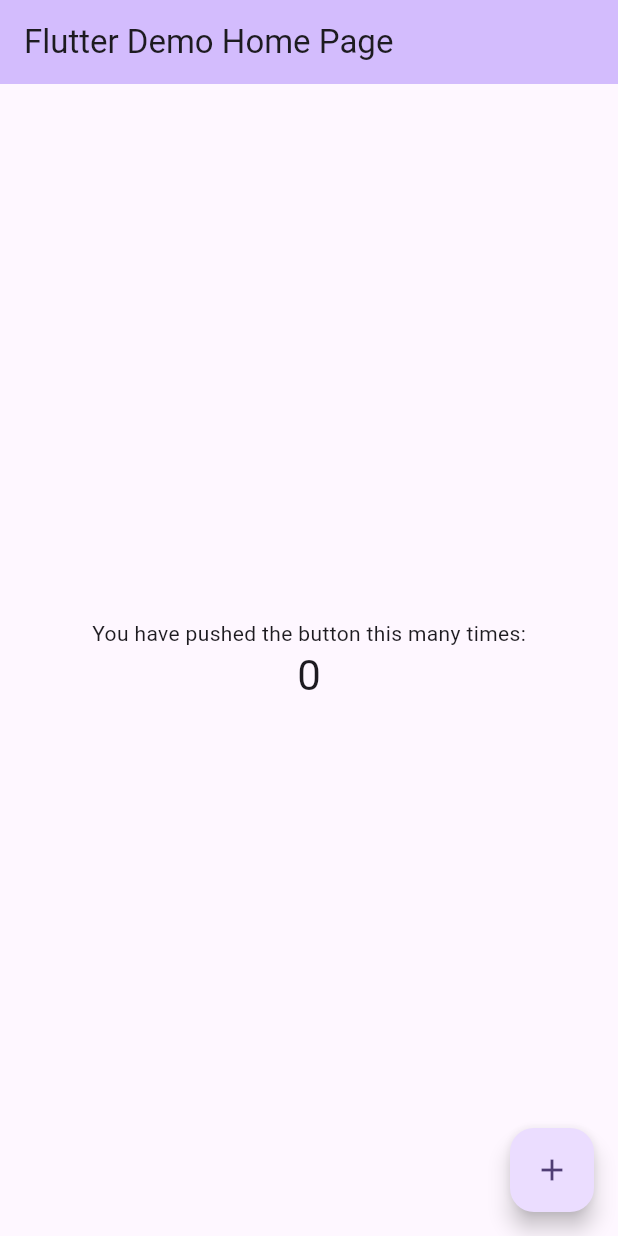
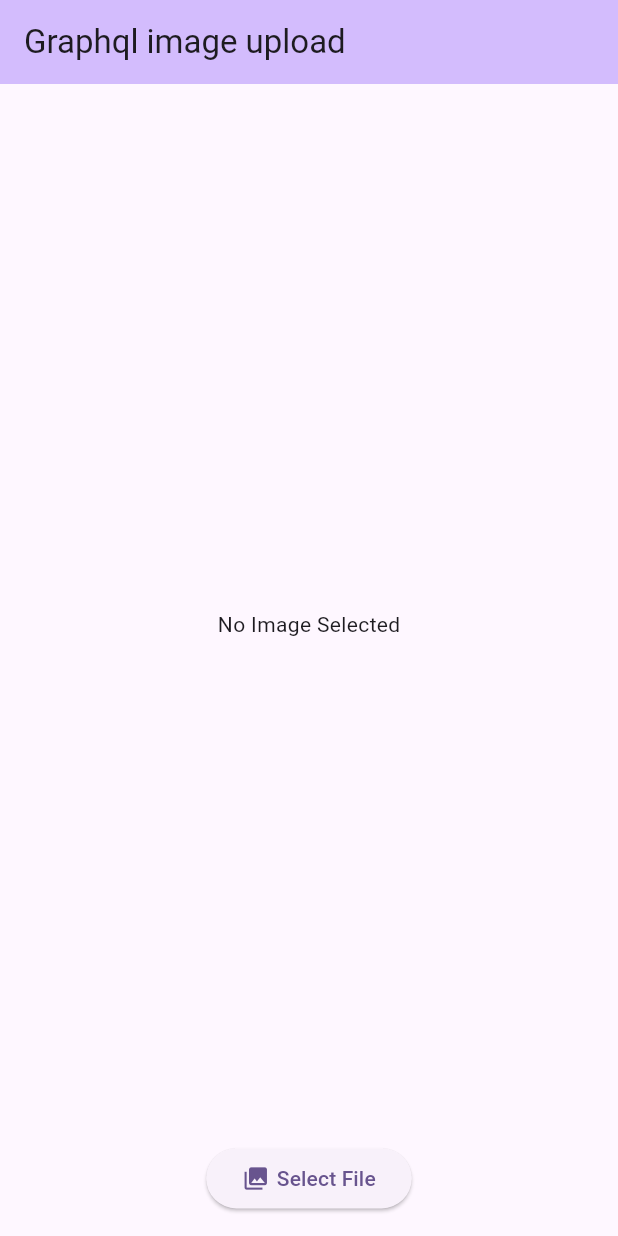
Before and after one commit to chechAI/flutter_graphql_upload, a Flutter app: the screen it shows after launch, on a phone screen of 412 x 824 dp. Run offline on Flutter 3.47's test engine with Material 3 defaults, Android fonts, the phone set to English and light mode, and no system bars; our stand-ins replace flutter_dotenv, graphql_flutter, image_picker.

Commit message:
chore: image selection widget

```diff
--- a/lib/main.dart
+++ b/lib/main.dart
@@ -1,8 +1,50 @@
+import 'dart:io';
 import 'package:flutter/material.dart';
 import 'package:flutter_dotenv/flutter_dotenv.dart';
 import 'package:graphql_flutter/graphql_flutter.dart';
+import "package:http/http.dart" show MultipartFile;
+import "package:http_parser/http_parser.dart" show MediaType;
+import 'package:image_picker/image_picker.dart';
 
-void main() async{
+const createAssets = r'''
+      mutation CreateAssets($input: [CreateAssetInput!]!) {
+          createAssets(input: $input) {
+              ... on Asset {
+                  id
+                  createdAt
+                  updatedAt
+                  name
+                  fileSize
+                  mimeType
+                  type
+                  preview
+                  source
+                  width
+                  height
+                  focalPoint {
+                      x
+                      y
+                  }
+                  tags {
+                      id
+                      value
+
+                  }
+              }
+              ... on ErrorResult {
+                  message
+              }
+          }
+      }
+  ''';
+
+const uploadImage = r"""
+    mutation($file: Upload!) {
+      upload(file: $file)
+    }
+""";
+
+void main() async {
   await dotenv.load(fileName: ".env");
   runApp(const MyApp());
 }
@@ -10,12 +52,8 @@ void main() async{
 class MyApp extends StatelessWidget {
   const MyApp({super.key});
 
-
-
-  // This widget is the root of your application.
   @override
   Widget build(BuildContext context) {
-
     final httpLink = HttpLink(
       dotenv.env['ADMIN_API']!,
     );
@@ -30,118 +68,144 @@ class MyApp extends StatelessWidget {
     return MaterialApp(
       title: 'Flutter Demo',
       theme: ThemeData(
-        // This is the theme of your application.
-        //
-        // TRY THIS: Try running your application with "flutter run". You'll see
-        // the application has a blue toolbar. Then, without quitting the app,
-        // try changing the seedColor in the colorScheme below to Colors.green
-        // and then invoke "hot reload" (save your changes or press the "hot
-        // reload" button in a Flutter-supported IDE, or press "r" if you used
-        // the command line to start the app).
-        //
-        // Notice that the counter didn't reset back to zero; the application
-        // state is not lost during the reload. To reset the state, use hot
-        // restart instead.
-        //
-        // This works for code too, not just values: Most code changes can be
-        // tested with just a hot reload.
         colorScheme: ColorScheme.fromSeed(seedColor: Colors.deepPurple),
         useMaterial3: true,
       ),
       home: GraphQLProvider(
         client: client,
         child: const Scaffold(
-          body: MyHomePage(title: 'Flutter Demo Home Page'),
-          ),
+          body: MyHomePage(title: 'Graphql image upload'),
         ),
+      ),
     );
   }
 }
 
 class MyHomePage extends StatefulWidget {
   const MyHomePage({super.key, required this.title});
-
-  // This widget is the home page of your application. It is stateful, meaning
-  // that it has a State object (defined below) that contains fields that affect
-  // how it looks.
-
-  // This class is the configuration for the state. It holds the values (in this
-  // case the title) provided by the parent (in this case the App widget) and
-  // used by the build method of the State. Fields in a Widget subclass are
-  // always marked "final".
-
   final String title;
-
   @override
   State<MyHomePage> createState() => _MyHomePageState();
 }
 
 class _MyHomePageState extends State<MyHomePage> {
-  int _counter = 0;
+  File? _image;
+  bool _uploadInProgress = false;
 
-  void _incrementCounter() {
+  _uploadImage(BuildContext context) async {
     setState(() {
-      // This call to setState tells the Flutter framework that something has
-      // changed in this State, which causes it to rerun the build method below
-      // so that the display can reflect the updated values. If we changed
-      // _counter without calling setState(), then the build method would not be
-      // called again, and so nothing would appear to happen.
-      _counter++;
+      _uploadInProgress = true;
+    });
+
+    var byteData = _image!.readAsBytesSync();
+
+    var multipartFile = MultipartFile.fromBytes(
+      'photo',
+      byteData,
+      filename: '${DateTime.now().second}.jpg',
+      contentType: MediaType("image", "jpg"),
+    );
+
+    var files = [multipartFile];
+    final input = files.map((file) => {"file": file, "tags": 'zzz'}).toList();
+    print('input: $input');
+
+    var opts = MutationOptions(
+        fetchPolicy: FetchPolicy.noCache,
+        document: gql(createAssets),
+        variables: {
+          "input": input,
+        });
+
+    var client = GraphQLProvider.of(context).value;
+    var results = await client.mutate(opts);
+
+    setState(() {
+      _uploadInProgress = false;
+    });
+
+    var message = results.hasException
+        ? results.exception!.graphqlErrors.join(", ")
+        : "Image was uploaded successfully!";
+    print(message);
+    // final snackBar = SnackBar(content: Text(message));
+    // Scaffold.of(context).showSnackBar(snackBar);
+  }
+
+  final ImagePicker _picker = ImagePicker();
+
+  Future selectImage() async {
+    var image = await _picker.pickImage(source: ImageSource.gallery);
+    setState(() {
+      _image = File(image!.path);
+      print('image: $_image');
     });
   }
 
   @override
   Widget build(BuildContext context) {
-    // This method is rerun every time setState is called, for instance as done
-    // by the _incrementCounter method above.
-    //
-    // The Flutter framework has been optimized to make rerunning build methods
-    // fast, so that you can just rebuild anything that needs updating rather
-    // than having to individually change instances of widgets.
     return Scaffold(
       appBar: AppBar(
-        // TRY THIS: Try changing the color here to a specific color (to
-        // Colors.amber, perhaps?) and trigger a hot reload to see the AppBar
-        // change color while the other colors stay the same.
         backgroundColor: Theme.of(context).colorScheme.inversePrimary,
-        // Here we take the value from the MyHomePage object that was created by
-        // the App.build method, and use it to set our appbar title.
         title: Text(widget.title),
       ),
       body: Center(
-        // Center is a layout widget. It takes a single child and positions it
-        // in the middle of the parent.
         child: Column(
-          // Column is also a layout widget. It takes a list of children and
-          // arranges them vertically. By default, it sizes itself to fit its
-          // children horizontally, and tries to be as tall as its parent.
-          //
-          // Column has various properties to control how it sizes itself and
-          // how it positions its children. Here we use mainAxisAlignment to
-          // center the children vertically; the main axis here is the vertical
-          // axis because Columns are vertical (the cross axis would be
-          // horizontal).
-          //
-          // TRY THIS: Invoke "debug painting" (choose the "Toggle Debug Paint"
-          // action in the IDE, or press "p" in the console), to see the
-          // wireframe for each widget.
           mainAxisAlignment: MainAxisAlignment.center,
           children: <Widget>[
-            const Text(
-              'You have pushed the button this many times:',
-            ),
-            Text(
-              '$_counter',
-              style: Theme.of(context).textTheme.headlineMedium,
-            ),
+            if (_image != null)
+              Flexible(
+                flex: 9,
+                child: Image.file(_image!),
+              )
+            else
+              const Flexible(
+                flex: 9,
+                child: Center(
+                  child: Text("No Image Selected"),
+                ),
+              ),
+            Flexible(
+              child: Row(
+                mainAxisAlignment: MainAxisAlignment.center,
+                mainAxisSize: MainAxisSize.max,
+                children: <Widget>[
+                  ElevatedButton(
+                    child: const Row(
+                      mainAxisAlignment: MainAxisAlignment.center,
+                      mainAxisSize: MainAxisSize.min,
+                      children: <Widget>[
+                        Icon(Icons.photo_library),
+                        SizedBox(
+                          width: 5,
+                        ),
+                        Text("Select File"),
+                      ],
+                    ),
+                    onPressed: () => selectImage(),
+                  ),
+                  // Mutation Widget Here
+                ],
+              ),
+            )
           ],
         ),
       ),
-      floatingActionButton: FloatingActionButton(
-        onPressed: _incrementCounter,
-        tooltip: 'Increment',
-        child: const Icon(Icons.add),
-      ), // This trailing comma makes auto-formatting nicer for build methods.
     );
   }
+
+  Widget _isLoadingInProgress() {
+    return _uploadInProgress
+        ? const CircularProgressIndicator()
+        : const Row(
+            mainAxisSize: MainAxisSize.min,
+            children: <Widget>[
+              Icon(Icons.file_upload),
+              SizedBox(
+                width: 5,
+              ),
+              Text("Upload File"),
+            ],
+          );
+  }
 }
--- a/pubspec.yaml
+++ b/pubspec.yaml
@@ -36,6 +36,8 @@ dependencies:
   # Use with the CupertinoIcons class for iOS style icons.
   cupertino_icons: ^1.0.2
   graphql_flutter: ^5.1.2
+  http: ^0.13.6
+  http_parser: ^4.0.2
   image_picker: ^1.0.5
   flutter_dotenv: ^5.1.0
 
```
Also changed, not shown: pubspec.lock.
